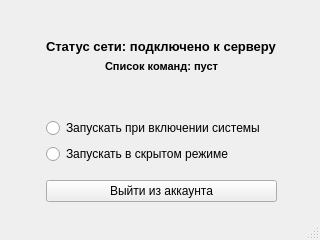
First picture: the form in desktop/ui/main_window.ui, repository FoKey-Junior/Remote-Desktop, before the edit.
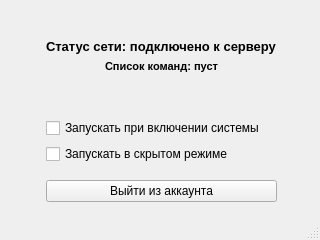
Second picture: the form after the edit.

Commit message: addition of checkbox support to deksotp

```diff
--- a/desktop/ui/main_window.ui
+++ b/desktop/ui/main_window.ui
@@ -110,20 +110,14 @@
         </spacer>
        </item>
        <item>
-        <widget class="QRadioButton" name="radio_autostart">
+        <widget class="QCheckBox" name="switch_automatic_start">
          <property name="text">
           <string>Запускать при включении системы</string>
          </property>
         </widget>
        </item>
        <item>
-        <widget class="QRadioButton" name="radio_stealth_mode">
-         <property name="sizePolicy">
-          <sizepolicy hsizetype="Minimum" vsizetype="Fixed">
-           <horstretch>0</horstretch>
-           <verstretch>0</verstretch>
-          </sizepolicy>
-         </property>
+        <widget class="QCheckBox" name="switch_stealth_launch">
          <property name="text">
           <string>Запускать в скрытом режиме</string>
          </property>
```
Left out of the diff: 22 changed lines with no effect on the pictures. The commit also changes 2 other files.
